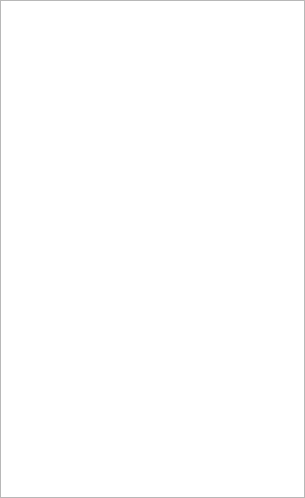
Above: src/note/notelistwidget.ui from itRoy-pentest/smart_notes before the change. Below: the same form after it.
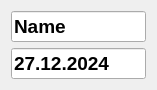
That is the form after the change.

Commit message: note control

Patch:
```diff
--- a/src/note/notelistwidget.ui
+++ b/src/note/notelistwidget.ui
@@ -6,28 +6,43 @@
    <rect>
     <x>0</x>
     <y>0</y>
-    <width>305</width>
-    <height>498</height>
+    <width>157</width>
+    <height>79</height>
    </rect>
   </property>
   <property name="windowTitle">
    <string>Form</string>
   </property>
-  <layout class="QVBoxLayout" name="verticalLayout">
-   <property name="leftMargin">
-    <number>0</number>
-   </property>
-   <property name="topMargin">
-    <number>0</number>
-   </property>
-   <property name="rightMargin">
-    <number>0</number>
-   </property>
-   <property name="bottomMargin">
-    <number>0</number>
-   </property>
+  <layout class="QVBoxLayout" name="verticalLayout_2">
    <item>
-    <widget class="QListWidget" name="noteList"/>
+    <layout class="QVBoxLayout" name="verticalLayout">
+     <item>
+      <widget class="QLineEdit" name="nameNote">
+       <property name="font">
+        <font>
+         <pointsize>14</pointsize>
+         <bold>true</bold>
+        </font>
+       </property>
+       <property name="text">
+        <string>Name</string>
+       </property>
+      </widget>
+     </item>
+     <item>
+      <widget class="QLineEdit" name="dateNote">
+       <property name="font">
+        <font>
+         <pointsize>14</pointsize>
+         <bold>true</bold>
+        </font>
+       </property>
+       <property name="text">
+        <string>27.12.2024</string>
+       </property>
+      </widget>
+     </item>
+    </layout>
    </item>
   </layout>
  </widget>
```
The commit also changes 13 other files.
